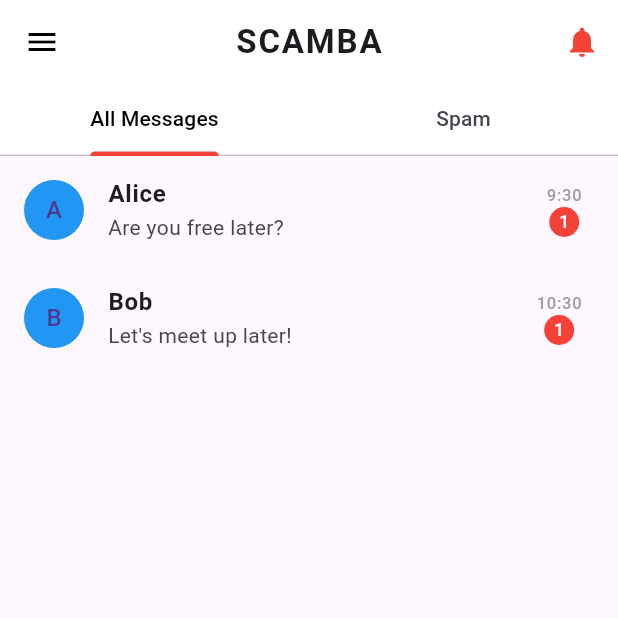
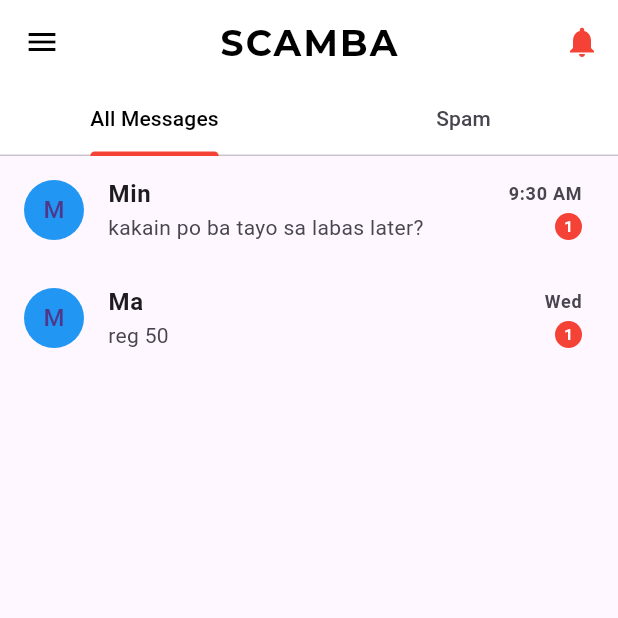
Before and after one commit to joreiruu/scamba, a Flutter app: the screen it shows after launch, on a phone screen of 412 x 824 dp, the top half of it. Run offline on Flutter 3.47's test engine with Material 3 defaults, Android fonts, the phone set to English and light mode, and no system bars; our stand-ins replace shared_preferences; project files that could hold a hidden picture were left out.

Commit message:
home_screen.dart

```diff
--- a/lib/screens/home_screen.dart
+++ b/lib/screens/home_screen.dart
@@ -3,6 +3,7 @@ import '../widgets/hamburger_menu.dart';
 import '../models/message_model.dart';
 import '../models/conversation_model.dart' as model;
 import 'message_detail_screen.dart';
+import 'package:intl/intl.dart';
 
 class HomeScreen extends StatefulWidget {
   const HomeScreen({super.key});
@@ -19,18 +20,18 @@ class HomeScreenState extends State<HomeScreen> with SingleTickerProviderStateMi
   List<model.Conversation> conversations = [
     model.Conversation(
       id: 1,
-      sender: "Alice",
+      sender: "Min",
       messages: [
-        Message(id: 1, sender: "Alice", content: "Hello! How are you?", isRead: false, timestamp: DateTime.now().subtract(Duration(minutes: 5))),
-        Message(id: 2, sender: "Alice", content: "Are you free later?", isRead: true, timestamp: DateTime.now().subtract(Duration(hours: 1))),
+        Message(id: 1, sender: "Min", content: "Andy where are you ngayon? i miss you", isRead: false, timestamp: DateTime.now().subtract(Duration(minutes: 5))),
+        Message(id: 2, sender: "Min", content: "kakain po ba tayo sa labas later?", isRead: true, timestamp: DateTime.now().subtract(Duration(hours: 1))),
       ],
     ),
     model.Conversation(
       id: 2,
-      sender: "Bob",
+      sender: "Ma",
       messages: [
-        Message(id: 3, sender: "Bob", content: "Did you see the news?", isRead: true, timestamp: DateTime.now().subtract(Duration(hours: 2))),
-        Message(id: 4, sender: "Bob", content: "Let's meet up later!", isRead: false, timestamp: DateTime.now().subtract(Duration(days: 1))),
+        Message(id: 3, sender: "Ma", content: "load mo daw ako noy", isRead: true, timestamp: DateTime.now().subtract(Duration(hours: 2))),
+        Message(id: 4, sender: "Ma", content: "reg 50", isRead: false, timestamp: DateTime.now().subtract(Duration(days: 1))),
       ],
     ),
   ];
@@ -54,10 +55,17 @@ class HomeScreenState extends State<HomeScreen> with SingleTickerProviderStateMi
 
     return Scaffold(
       appBar: AppBar(
-        title: const Text(
+        title: Text(
   'SCAMBA',
-          style: TextStyle(fontWeight: FontWeight.w600, letterSpacing: 1.2),
+  style: TextStyle(
+    color: isDarkMode ? Colors.white : Colors.black, // Adapt to theme
+    fontSize: 24,
+    fontWeight: FontWeight.bold,
+    letterSpacing: 1.5,
+    fontFamily: 'Montserrat', // Custom font
   ),
+),
+
         centerTitle: true,
         backgroundColor: isDarkMode ? Colors.black : Colors.white,
         iconTheme: IconThemeData(color: isDarkMode ? Colors.white : Colors.black),
@@ -101,6 +109,8 @@ class HomeScreenState extends State<HomeScreen> with SingleTickerProviderStateMi
     );
   }
 
+  ///////
+
   Widget _buildConversationList(List<model.Conversation> conversationList) {
     return ListView.builder(
       itemCount: conversationList.length,
@@ -135,25 +145,44 @@ class HomeScreenState extends State<HomeScreen> with SingleTickerProviderStateMi
                     overflow: TextOverflow.ellipsis,
                   )
                 : Text("No messages"),
+
+                //////////
              trailing: Column(
   mainAxisAlignment: MainAxisAlignment.center,
+  crossAxisAlignment: CrossAxisAlignment.end, // ✅ Ensures right alignment
   children: [
     if (lastMessage != null)
       Text(
-                    "${lastMessage.timestamp.hour}:${lastMessage.timestamp.minute}",
-                    style: TextStyle(color: Colors.grey),
+        _formatDate(lastMessage.timestamp),
+        style: TextStyle(
+          fontSize: 12,
+          fontWeight: conversation.unreadCount > 0 ? FontWeight.bold : FontWeight.normal,
+        ),
       ),
     if (conversation.unreadCount > 0)
-                  CircleAvatar(
-                    backgroundColor: Colors.red,
-                    radius: 10,
+      Container(
+        margin: const EdgeInsets.only(top: 5), // ✅ Adds spacing
+        width: 18,
+        height: 18,
+        decoration: const BoxDecoration(
+          color: Colors.red,
+          shape: BoxShape.circle,
+        ),
+        alignment: Alignment.center,
         child: Text(
           conversation.unreadCount.toString(),
-                      style: TextStyle(color: Colors.white, fontSize: 12),
+          style: const TextStyle(
+            color: Colors.white,
+            fontSize: 10,
+            fontWeight: FontWeight.bold,
+          ),
         ),
       ),
   ],
 ),
+
+
+            /////////////
             onTap: () {
               _markMessageAsRead(conversation.messages.last, conversation.messages);
               Navigator.push(
@@ -168,6 +197,23 @@ class HomeScreenState extends State<HomeScreen> with SingleTickerProviderStateMi
         );
       },
     );
+  }
+
+  /////////
+
+  String _formatDate(DateTime date) {
+  final now = DateTime.now();
+  final difference = now.difference(date).inDays;
+
+  if (difference == 0) {
+    return DateFormat('h:mm a').format(date);  // ✅ Shows time if today
+  } else if (difference < 7) {
+    return DateFormat('EEE').format(date);  // ✅ Shows day (Mon, Tue)
+  } else if (date.year == now.year) {
+    return DateFormat('d MMM').format(date);  // ✅ Shows '26 Feb'
+  } else {
+    return DateFormat('dd/MM/yyyy').format(date);  // ✅ Shows full date
+  }
 }
 
   void _markMessageAsRead(Message message, List<Message> messages) {
```
Lines whose indentation alone changed are shown as unchanged.
